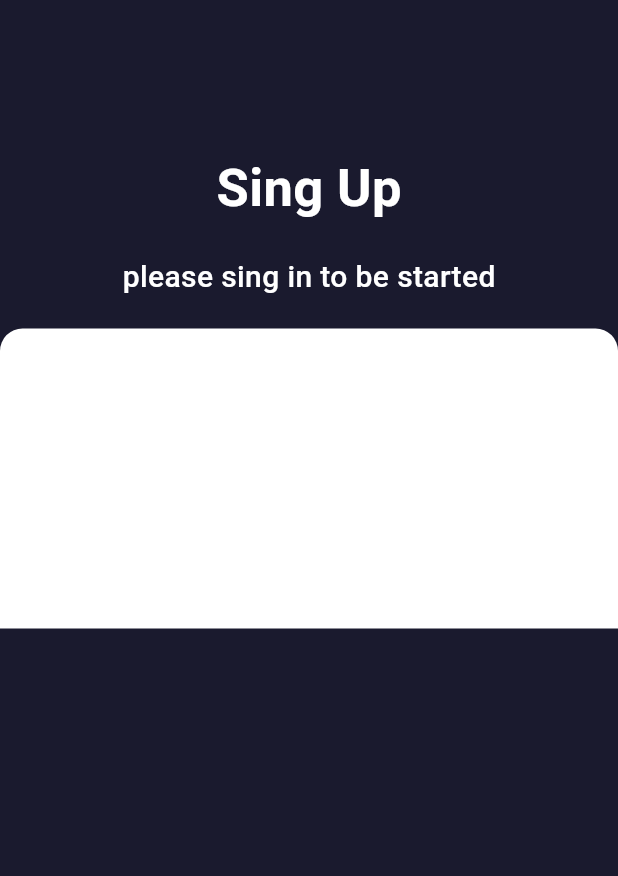
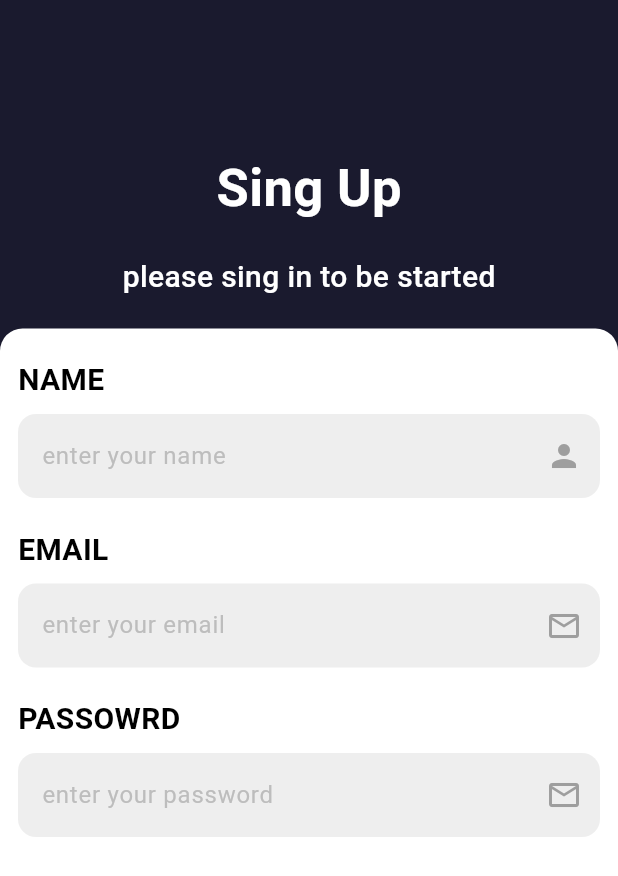
Before and after one commit to elshaarawy7/restaurant-app, a Flutter app: the screen it shows after launch, swiped to page 5, on a phone screen of 412 x 824 dp. Shown: the top 876 px of the screen. Run offline on Flutter 3.47's test engine with Material 3 defaults, Android fonts, the phone set to English and light mode, and no system bars.

Commit message:
add text field in sing up page

```diff
--- a/lib/futcher/ui/pages/singin.dart
+++ b/lib/futcher/ui/pages/singin.dart
@@ -1,5 +1,6 @@
 import 'package:flutter/material.dart';
 import 'package:redturant_app/core/utils/app_color.dart';
+import 'package:redturant_app/futcher/ui/widgets/custem_text_field.dart';
 
 class Singin extends StatelessWidget {
   const Singin({super.key});
@@ -8,7 +9,8 @@ class Singin extends StatelessWidget {
   Widget build(BuildContext context) {
     return Scaffold(
       backgroundColor: AppColor.signinColor ,
-      body: Center(
+      body: SingleChildScrollView(
+        child: Center(
           child: Column(
 
             children: [
@@ -30,7 +32,7 @@ class Singin extends StatelessWidget {
               SizedBox(height: 20,) ,
 
                 Container(
-                height: 200 ,
+                  height: 800 ,
                   width: double.infinity,
                   decoration: BoxDecoration(
                   color: Colors.white,
@@ -40,12 +42,43 @@ class Singin extends StatelessWidget {
                     ) ,
                   ),
                   child: Column(
+                    children: [
 
+                      SizedBox(height: 20,) ,
+                      CustomTextField(
+                        hintText: 'enter your name',
+                        controller: TextEditingController(),
+                        labelText: 'Name',
+                        isPassword: false,
+                        suffixIcon: Icons.person,
+                      ) ,
+
+                      SizedBox(height: 20,) ,
+
+                      CustomTextField(
+                        hintText: 'enter your email',
+                        controller: TextEditingController(),
+                        labelText: 'email',
+                        isPassword: false,
+                        suffixIcon: Icons.email_outlined,
+                      ) ,
+
+                      SizedBox(height: 20,) ,
+
+                      CustomTextField(
+                        hintText: 'enter your password',
+                        controller: TextEditingController(),
+                        labelText: 'passowrd',
+                        isPassword: true,
+                        suffixIcon: Icons.email_outlined,
+                      ) ,
+                    ],
                   ),
                 )
             ],
           ),
         ),
+      ),
     );
   }
 }
--- a/lib/futcher/ui/widgets/custem_text_field.dart
+++ b/lib/futcher/ui/widgets/custem_text_field.dart
@@ -22,15 +22,17 @@ class CustomTextField extends StatelessWidget {
 
   @override
   Widget build(BuildContext context) {
-    return Column(
+    return Padding(
+      padding: const EdgeInsets.symmetric(horizontal: 12),
+      child: Column(
         crossAxisAlignment: CrossAxisAlignment.start,
         children: [
           Text(
             labelText.toUpperCase(),
             style: TextStyle(
-            color: Colors.grey[600],
+              color: Colors.black,
               fontWeight: FontWeight.bold,
-            fontSize: 12,
+              fontSize: 20,
             ),
           ),
           const SizedBox(height: 8),
@@ -57,6 +59,7 @@ class CustomTextField extends StatelessWidget {
             ),
           ),
         ],
+      ),
     );
   }
 }
```
Lines whose indentation alone changed are shown as unchanged.
